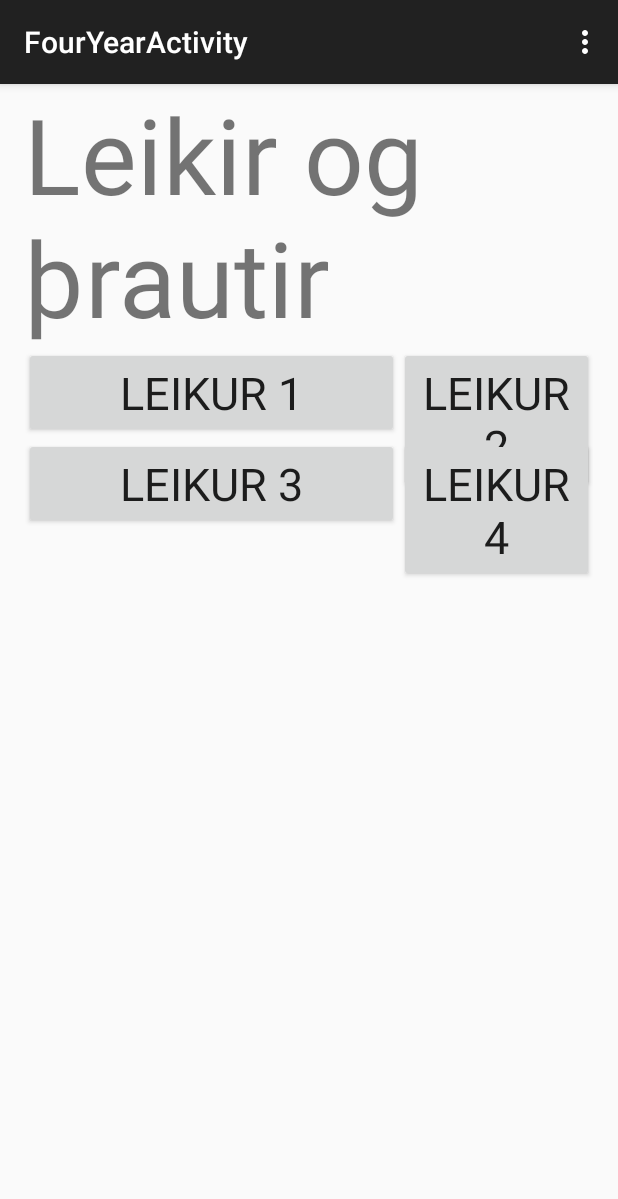
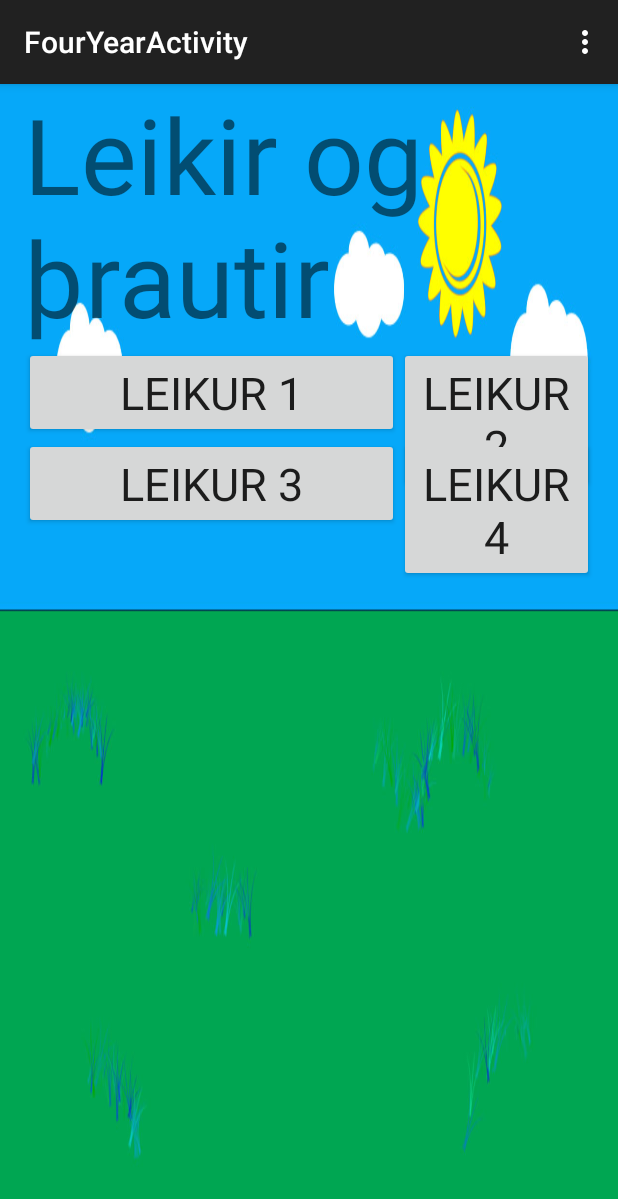
Before and after one commit to sbleika/Giskaland, an Android app: the FirstLevelActivity screen opened directly, with no data from a screen before it, on a phone screen of 412 x 824 dp. Shown: the top 1199 px of the screen. Run offline under Robolectric (Android 15) with nearby library versions, the phone set to English and light mode, and no system bars.

```diff
--- a/Giskaland/app/src/main/res/layout/activity_firstlevel.xml
+++ b/Giskaland/app/src/main/res/layout/activity_firstlevel.xml
@@ -5,6 +5,7 @@
     android:layout_height="fill_parent"
     android:paddingLeft="16dp"
     android:paddingRight="16dp"
+    android:background="@drawable/bak1"
     tools:context="gl.giskaland.FirstLevelActivity">
 
     <!-- Temporary text view -->
--- a/Giskaland/app/src/main/res/layout/activity_second_level.xml
+++ b/Giskaland/app/src/main/res/layout/activity_second_level.xml
@@ -4,6 +4,7 @@
     android:paddingRight="@dimen/activity_horizontal_margin"
     android:paddingTop="@dimen/activity_vertical_margin"
     android:paddingBottom="@dimen/activity_vertical_margin"
+    android:background="@drawable/bak1"
     tools:context="gl.giskaland.SecondLevel">
 
     <TextView android:text="@string/hello_world" android:layout_width="wrap_content"
```
Also changed, not shown: Giskaland/app/src/main/res/drawable-mdpi/tilb.jpg (added).
